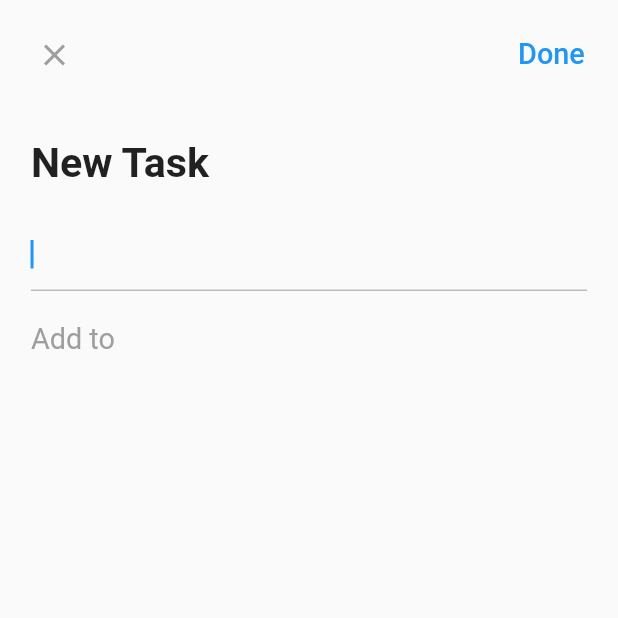
After one commit to Richenel2/todo_app, a Flutter app: the AddDialogView screen opened directly, on a phone screen of 412 x 824 dp, the top half of it. The commit adds this screen. Run offline on Flutter 3.47's test engine with Material 2 defaults, Android fonts, the phone set to English and light mode, and no system bars; our stand-ins replace dotted_border, equatable, flutter_easyloading, get, get_storage, step_progress_indicator; accounts and stored records are empty.

Commit message:
add todos item

```diff
--- a/lib/app/data/models/task_model.dart
+++ b/lib/app/data/models/task_model.dart
@@ -3,17 +3,18 @@ import 'package:equatable/equatable.dart';
 class Task extends Equatable {
   String? title;
   int? icon;
-  int? color;
+  String? color;
   List? todos;
   DateTime? date;
 
-  Task({this.title, this.icon, this.color, this.todos, this.date});
+  Task({this.title, this.icon, this.color, this.todos, date})
+      : date = date ?? DateTime.now();
 
   Task.fromJson(Map<String, dynamic> json) {
     title = json['title'];
     icon = json['icon'];
     color = json['color'];
-    date = DateTime.parse(json["date"]);
+    date = DateTime.parse(json["date"] );
     if (json['todos'] != null) {
       todos = [];
       json['todos'].forEach((v) {
@@ -27,14 +28,14 @@ class Task extends Equatable {
     data['title'] = title;
     data['icon'] = icon;
     data['color'] = color;
-    data['date'] = date.toString();
+    data['date'] = date?.toString();
     if (todos != null) {
-      data['todos'] = todos?.map((v) => v.toJson()).toList();
+      data['todos'] = todos;
     }
     return data;
   }
 
-  Task copyWith({String? title, int? icon, int? color, List? todos}) => Task(
+  Task copyWith({String? title, int? icon, String? color, List? todos}) => Task(
         title: title ?? this.title,
         icon: icon ?? this.icon,
         color: color ?? this.color,
--- a/lib/app/modules/home/controllers/home_controller.dart
+++ b/lib/app/modules/home/controllers/home_controller.dart
@@ -9,8 +9,10 @@ class HomeController extends GetxController {
 
   final tasks = <Task>[].obs;
   final formKey = GlobalKey<FormState>();
+  final deleting = false.obs;
   final editController = TextEditingController();
   final chipIndex = 0.obs;
+  final task = Rx<Task?>(null);
 
   @override
   void onInit() {
@@ -20,7 +22,43 @@ class HomeController extends GetxController {
     ever(tasks, (_) => taskRepository.writeTasks(tasks));
   }
 
+  void changeDeleting(bool del) {
+    deleting.value = del;
+  }
+
   void changeChipIndex(int value) {
     chipIndex.value = value;
   }
+
+  bool addTask(Task task) {
+    if (tasks.contains(task)) return false;
+    tasks.add(task);
+    return true;
+  }
+
+  clear() {
+    editController.clear();
+    changeChipIndex(0);
+    changeTask(null);
+  }
+
+  void deleteTask(Task task) {
+    tasks.remove(task);
+  }
+
+  void changeTask(Task? select) {
+    task.value = select;
+  }
+
+  bool updateTask(Task task, String text) {
+    final todos = task.todos ?? [];
+    if (todos.any((element) => element["title"] == text)) {
+      return false;
+    }
+    final todo = {"title": text, "done": false};
+    todos.add(todo);
+    tasks[tasks.indexOf(task)].todos = todos;
+    tasks.refresh();
+    return true;
+  }
 }
--- /dev/null
+++ b/lib/app/modules/home/views/add_dialog_view.dart
@@ -0,0 +1,155 @@
+import 'package:flutter/material.dart';
+import 'package:flutter_easyloading/flutter_easyloading.dart';
+
+import 'package:get/get.dart';
+import 'package:todo_app/app/modules/home/controllers/home_controller.dart';
+import 'package:todo_app/core/utils/extensions.dart';
+
+class AddDialogView extends GetView<HomeController> {
+  const AddDialogView({Key? key}) : super(key: key);
+
+  @override
+  Widget build(BuildContext context) {
+    return Scaffold(
+      body: Form(
+        key: controller.formKey,
+        child: ListView(
+          children: [
+            Padding(
+              padding: EdgeInsets.all(3.0.wp),
+              child: Row(
+                mainAxisAlignment: MainAxisAlignment.spaceBetween,
+                children: [
+                  IconButton(
+                    icon: const Icon(
+                      Icons.close,
+                      color: Colors.grey,
+                    ),
+                    onPressed: () {
+                      Get.back();
+                      controller.clear();
+                    },
+                  ),
+                  TextButton(
+                    style: ButtonStyle(
+                      overlayColor:
+                          MaterialStateProperty.all(Colors.transparent),
+                    ),
+                    onPressed: () {
+                      if (controller.formKey.currentState!.validate()) {
+                        if (controller.task.value == null) {
+                          EasyLoading.showError("Please select Task");
+                        } else {
+                          final success = controller.updateTask(
+                            controller.task.value!,
+                            controller.editController.text,
+                          );
+                          if (success) {
+                            EasyLoading.showSuccess("Todo item add success");
+                            Get.back();
+                          } else {
+                            EasyLoading.showError("Todo item already exist");
+                          }
+
+                          controller.clear();
+                        }
+                      }
+                    },
+                    child: Text(
+                      "Done",
+                      style: TextStyle(fontSize: 14.0.sp),
+                    ),
+                  )
+                ],
+              ),
+            ),
+            Padding(
+              padding: EdgeInsets.all(5.0.wp),
+              child: Text(
+                "New Task",
+                style:
+                    TextStyle(fontSize: 20.0.sp, fontWeight: FontWeight.bold),
+              ),
+            ),
+            Padding(
+              padding: EdgeInsets.symmetric(horizontal: 5.0.wp),
+              child: TextFormField(
+                controller: controller.editController,
+                decoration: InputDecoration(
+                  focusedBorder: UnderlineInputBorder(
+                    borderSide: BorderSide(color: Colors.grey[400]!),
+                  ),
+                ),
+                autofocus: true,
+                validator: (value) {
+                  if (value == null || value.isEmpty) {
+                    return "Please enter your todo item";
+                  }
+                  return null;
+                },
+              ),
+            ),
+            Padding(
+              padding: EdgeInsets.only(
+                top: 5.0.wp,
+                left: 5.0.wp,
+                right: 5.0.wp,
+                bottom: 2.0.wp,
+              ),
+              child: Text(
+                "Add to",
+                style: TextStyle(
+                  fontSize: 14.0.sp,
+                  color: Colors.grey,
+                ),
+              ),
+            ),
+            ...controller.tasks
+                .map((element) => Obx(
+                      () => InkWell(
+                        onTap: () {
+                          controller.changeTask(element);
+                        },
+                        child: Padding(
+                          padding: EdgeInsets.symmetric(
+                              vertical: 3.0.wp, horizontal: 5.0.wp),
+                          child: Row(
+                            mainAxisAlignment: MainAxisAlignment.spaceBetween,
+                            children: [
+                              Row(
+                                children: [
+                                  Icon(
+                                    IconData(
+                                      element.icon!,
+                                      fontFamily: "MaterialIcons",
+                                    ),
+                                    color: HexColor.fromHex(element.color!),
+                                  ),
+                                  SizedBox(
+                                    width: 3.0.wp,
+                                  ),
+                                  Text(
+                                    element.title!,
+                                    style: TextStyle(
+                                        fontSize: 12.0.sp,
+                                        fontWeight: FontWeight.bold),
+                                  ),
+                                ],
+                              ),
+                              if (controller.task.value == element)
+                                const Icon(
+                                  Icons.check,
+                                  color: Colors.blue,
+                                )
+                            ],
+                          ),
+                        ),
+                      ),
+                    ))
+                .toList()
+          ],
+        ),
+      ),
+    );
+  }
+}
--- a/lib/app/routes/app_pages.dart
+++ b/lib/app/routes/app_pages.dart
@@ -1,5 +1,3 @@
-// ignore_for_file: constant_identifier_names
-
 import 'package:get/get.dart';
 
 import '../modules/detail/bindings/detail_binding.dart';
@@ -8,6 +6,8 @@ import '../modules/home/bindings/home_binding.dart';
 import '../modules/home/views/home_view.dart';
 import '../modules/report/bindings/report_binding.dart';
 import '../modules/report/views/report_view.dart';
+
+// ignore_for_file: constant_identifier_names
 
 part 'app_routes.dart';
 
--- a/lib/core/utils/extensions.dart
+++ b/lib/core/utils/extensions.dart
@@ -1,3 +1,4 @@
+import 'package:flutter/material.dart';
 import 'package:get/get.dart';
 
 extension PercentSized on double {
@@ -6,5 +7,20 @@ extension PercentSized on double {
 }
 
 extension ResponsiveText on double {
-  double get sp => Get.width / 200 * (this / 3);
+  double get sp => Get.width / 100 * (this / 3);
 }
+
+extension HexColor on Color {
+  static Color fromHex(String hexString) {
+    final buffer = StringBuffer();
+    if (hexString.length == 6 || hexString.length == 7) buffer.write('ff');
+    buffer.write(hexString.replaceFirst('#', ''));
+    return Color(int.parse(buffer.toString(), radix: 16));
+  }
+
+  String toHex({bool leadingHashSign = true}) => '${leadingHashSign ? '#' : ''}'
+      '${alpha.toRadixString(16).padLeft(2, '0')}'
+      '${red.toRadixString(16).padLeft(2, '0')}'
+      '${green.toRadixString(16).padLeft(2, '0')}'
+      '${blue.toRadixString(16).padLeft(2, '0')}';
+}
--- a/pubspec.yaml
+++ b/pubspec.yaml
@@ -12,6 +12,7 @@ dependencies:
   equatable: 2.0.5
   flutter_easyloading: 3.0.5
   dotted_border: 2.0.0+2
+  step_progress_indicator: 1.0.2
   flutter:
     sdk: flutter
 
```
Also changed, not shown: lib/app/modules/home/views/home_view.dart (+46 -4 lines), lib/app/modules/home/widgets/add_card.dart (+37 -1 lines), lib/app/modules/home/widgets/task_card.dart (added, +76 -0 lines), pubspec.lock.
